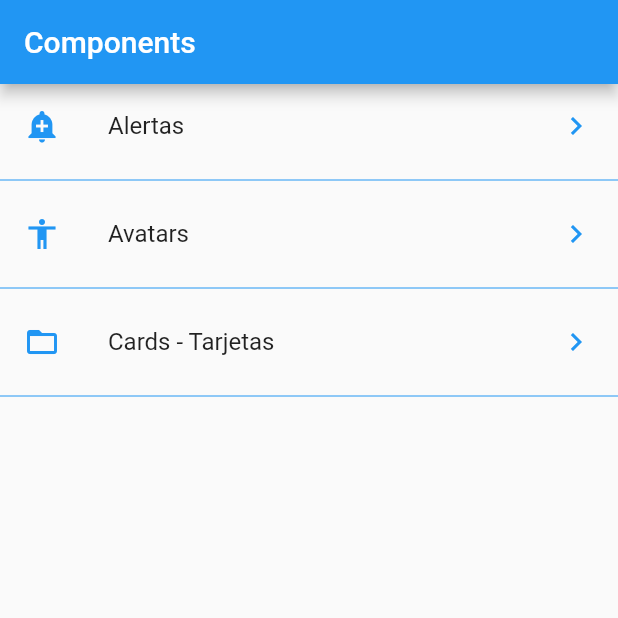
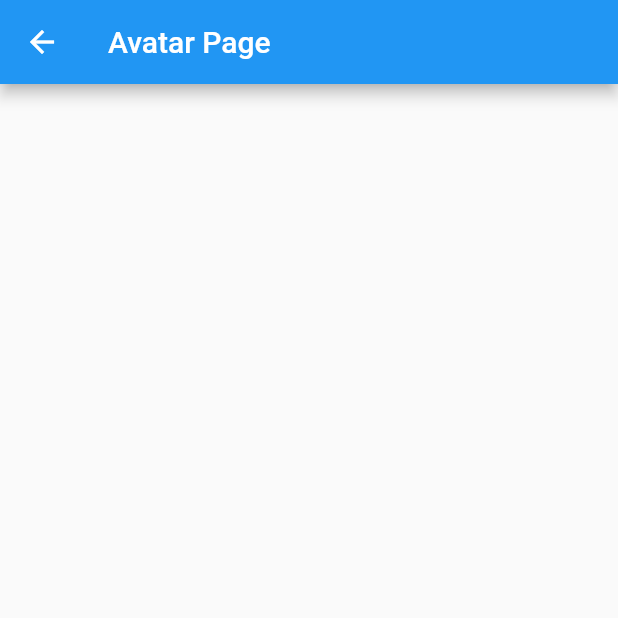
Before and after one commit to cafeteru/curso_flutter, a Flutter app: the screen it shows after launch, after a tap on "Avatars", on a phone screen of 412 x 824 dp, the top half of it. Run offline on Flutter 3.47's test engine with Material 2 defaults, Android fonts, the phone set to English and light mode, and no system bars; network calls fail.

Commit message:
Añade routes y tarjetas

```diff
--- a/ejemplo_02_componentes/lib/main.dart
+++ b/ejemplo_02_componentes/lib/main.dart
@@ -1,4 +1,5 @@
-import 'package:ejemplo_02_componentes/src/pages/home_page.dart';
+import 'package:ejemplo_02_componentes/src/pages/alert_page.dart';
+import 'package:ejemplo_02_componentes/src/routes/routes.dart';
 import 'package:flutter/material.dart';
 
 void main() => runApp(MyApp());
@@ -9,7 +10,13 @@ class MyApp extends StatelessWidget {
     return MaterialApp(
       title: "Components App",
       debugShowCheckedModeBanner: false,
-      home: HomePage(),
+      initialRoute: '/',
+      // indica la ruta de las pages
+      routes: getRoutes(),
+      // Ruta por defecto si falla
+      onGenerateRoute: (settings) {
+        return MaterialPageRoute(builder: (context) => AlertPage());
+      },
     );
   }
 }
--- /dev/null
+++ b/ejemplo_02_componentes/lib/src/pages/avatar_page.dart
@@ -0,0 +1,12 @@
+import 'package:flutter/material.dart';
+
+class AvatarPage extends StatelessWidget {
+  @override
+  Widget build(BuildContext context) {
+    return Scaffold(
+      appBar: AppBar(
+        title: Text('Avatar Page'),
+      ),
+    );
+  }
+}
--- a/ejemplo_02_componentes/lib/src/pages/home_page.dart
+++ b/ejemplo_02_componentes/lib/src/pages/home_page.dart
@@ -19,12 +19,12 @@ class HomePage extends StatelessWidget {
         initialData: [],
         builder: (context, AsyncSnapshot<List<dynamic>> snapshot) {
           return ListView(
-            children: _listItems(snapshot.data),
+            children: _listItems(snapshot.data, context),
           );
         });
   }
 
-  List<Widget> _listItems(List<dynamic> options) {
+  List<Widget> _listItems(List<dynamic> options, BuildContext context) {
     return options.map((option) {
       return Column(
         children: [
@@ -32,9 +32,7 @@ class HomePage extends StatelessWidget {
             title: Text(option['texto']),
             leading: getIcon(option['icon']),
             trailing: Icon(Icons.keyboard_arrow_right, color: Colors.blue),
-            onTap: () {
-              print(option);
-            },
+            onTap: () => Navigator.pushNamed(context, '/${option['ruta']}'),
           ),
           Divider(
             color: Colors.blue,
--- /dev/null
+++ b/ejemplo_02_componentes/lib/src/routes/routes.dart
@@ -0,0 +1,14 @@
+import 'package:ejemplo_02_componentes/src/pages/alert_page.dart';
+import 'package:ejemplo_02_componentes/src/pages/avatar_page.dart';
+import 'package:ejemplo_02_componentes/src/pages/card_page.dart';
+import 'package:ejemplo_02_componentes/src/pages/home_page.dart';
+import 'package:flutter/material.dart';
+
+Map<String, WidgetBuilder> getRoutes() {
+  return <String, WidgetBuilder>{
+    '/': (context) => HomePage(),
+    '/alert': (context) => AlertPage(),
+    '/avatar': (context) => AvatarPage(),
+    '/card': (context) => CardPage()
+  };
+}
--- a/ejemplo_02_componentes/pubspec.yaml
+++ b/ejemplo_02_componentes/pubspec.yaml
@@ -47,7 +47,7 @@ flutter:
   # To add assets to your application, add an assets section, like this:
   assets:
     - data/menu_opts.json
-  #   - images/a_dot_ham.jpeg
+    - assets/
 
   # An image asset can refer to one or more resolution-specific "variants", see
   # https://flutter.dev/assets-and-images/#resolution-aware.
```
Also changed, not shown: ejemplo_02_componentes/lib/src/pages/alert_page.dart (added, +16 -0 lines), ejemplo_02_componentes/lib/src/pages/card_page.dart (added, +108 -0 lines), ejemplo_02_componentes/assets/jar-loading.gif (added).
